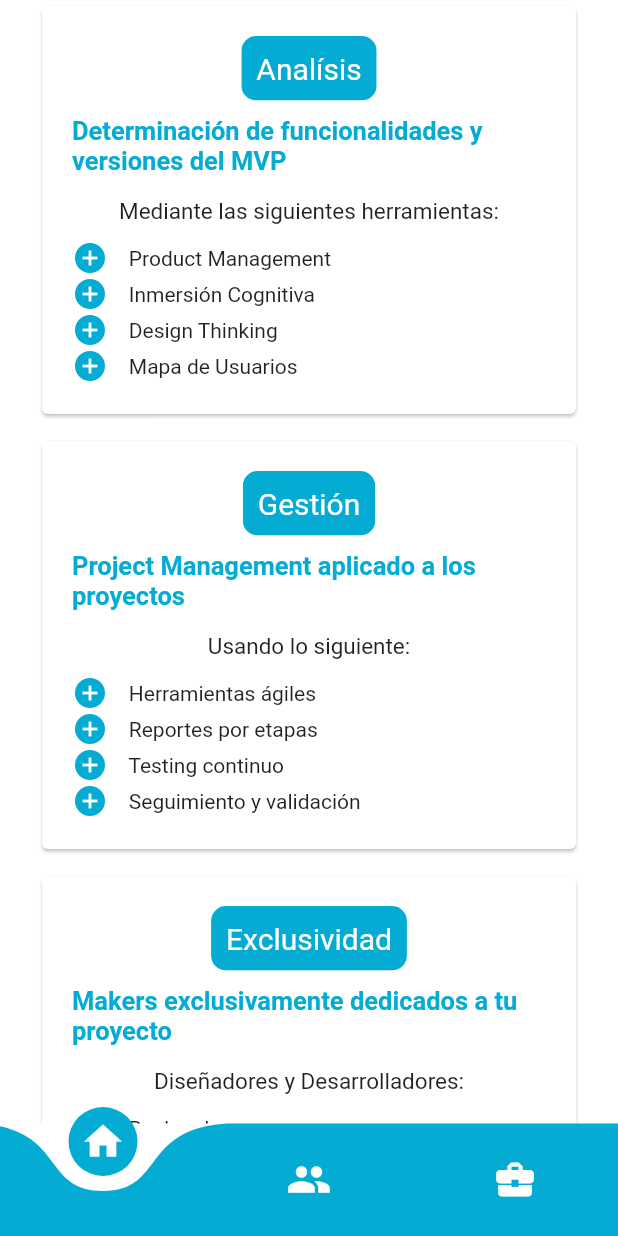
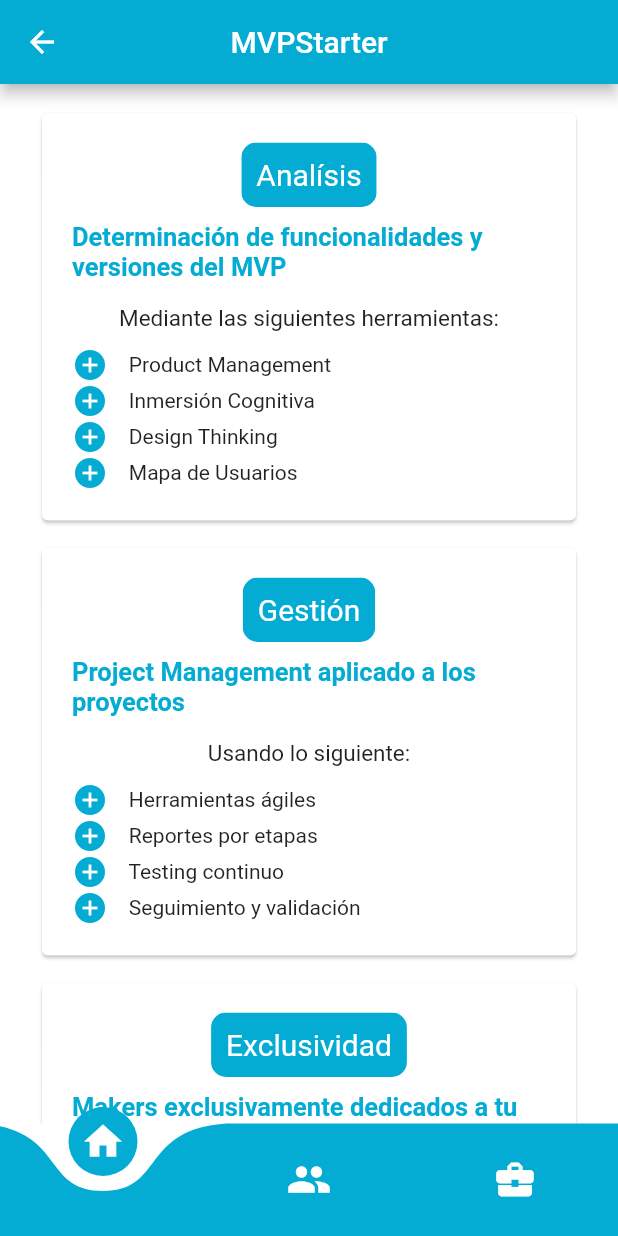
Before and after one commit to Polvazo/mvpstarter, a Flutter app: the screen it shows after launch, after a tap on "Iniciar sesión como invitado", on a phone screen of 412 x 824 dp. Run offline on Flutter 3.47's test engine with Material 2 defaults, Android fonts, the phone set to English and light mode, and no system bars; drawn by our look-alikes of curved_navigation_bar; our stand-ins replace firebase_messaging; accounts and stored records are empty.

```diff
--- a/lib/Invitado/home-page.dart
+++ b/lib/Invitado/home-page.dart
@@ -45,6 +45,13 @@ class _HomePageInvitado extends State<HomePageInvitado> {
   @override
   Widget build(BuildContext context) {
     return Scaffold(
+        appBar: AppBar(
+            iconTheme: IconThemeData(color: Colors.white),
+            centerTitle: true,
+            title: Text(
+              'MVPStarter',
+              style: TextStyle(color: Colors.white),
+            )),
         bottomNavigationBar: CurvedNavigationBar(
           initialIndex: _pageIndex,
           items: <Widget>[
--- a/lib/Invitado/tab-home.dart
+++ b/lib/Invitado/tab-home.dart
@@ -210,8 +210,6 @@ class TabHome extends StatelessWidget {
     ),
   );
 
-
-
   @override
   Widget build(BuildContext context) {
     return Scaffold(
@@ -219,7 +217,7 @@ class TabHome extends StatelessWidget {
       body: Center(
           child: ListView(
         shrinkWrap: true,
-        padding: EdgeInsets.only(left: 24.0, right: 24.0),
+        padding: EdgeInsets.only(left: 24.0, right: 24.0,bottom: 15.0, top: 15.0),
         children: <Widget>[
           component_analisis,
           SizedBox(height: 10.0),
--- a/lib/Login/login_page.dart
+++ b/lib/Login/login_page.dart
@@ -2,6 +2,7 @@ import 'package:flutter/material.dart';
 import 'package:mvpstarter/Home/register_claim.dart';
 import 'package:mvpstarter/Utils/utils.dart';
 import 'package:mvpstarter/Invitado/home-page.dart';
+import 'package:firebase_messaging/firebase_messaging.dart';
 
 
 class LoginPage extends StatefulWidget {
@@ -11,6 +12,16 @@ class LoginPage extends StatefulWidget {
 }
 
 class _LoginPageState extends State<LoginPage> {
+  final FirebaseMessaging _messaging = FirebaseMessaging();
+
+  @override
+  void initState() {
+    super.initState();
+    _messaging.getToken().then((token) {
+      print(token);
+    });
+  }
+
   @override
   Widget build(BuildContext context) {
     final logo = Hero(
--- a/lib/main.dart
+++ b/lib/main.dart
@@ -17,10 +17,10 @@ class MyApp extends StatelessWidget {
   @override
   Widget build(BuildContext context) {
     return MaterialApp(
-      title: 'Kodeversitas',
       debugShowCheckedModeBanner: false,
       theme: ThemeData(
         primaryColor: utils.parseColor('#04acd4'),
+
       ),
       home: LoginPage(),
       routes: routes,
--- a/pubspec.yaml
+++ b/pubspec.yaml
@@ -11,6 +11,9 @@ dependencies:
 
   cupertino_icons: ^0.1.2
   curved_navigation_bar: ^0.1.26
+  firebase_core: ^0.3.1+1
+  firebase_messaging: ^4.0.0+1
+
 
 dev_dependencies:
   flutter_test:
```
Also changed, not shown: lib/Invitado/tab-clients.dart (+8 -4 lines), pubspec.lock, 5 other files.
